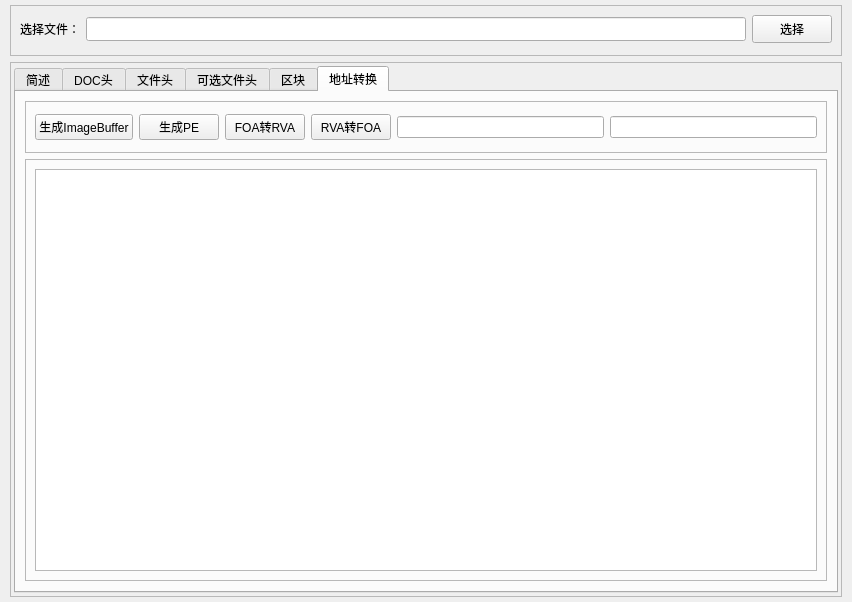
First picture: the form in PETools/mainwindow.ui, repository zhangjx00/qt-demo, before the edit.
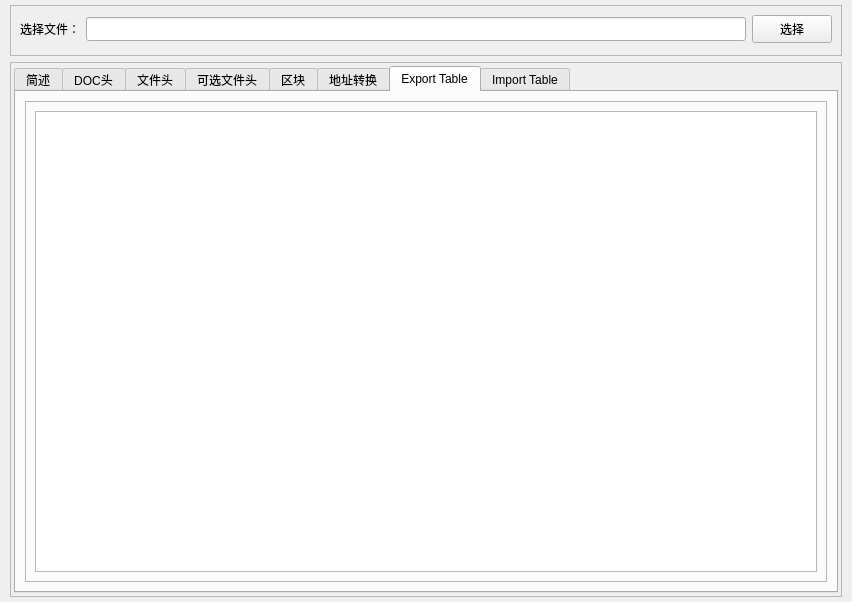
Second picture: the form after the edit. The open tabs and pages were chosen to show the change.

```diff
--- a/PETools/mainwindow.ui
+++ b/PETools/mainwindow.ui
@@ -367,14 +367,7 @@
                  </widget>
                 </item>
                 <item>
-                 <widget class="QPushButton" name="btnGenPE">
-                  <property name="text">
-                   <string>生成PE</string>
-                  </property>
-                 </widget>
-                </item>
-                <item>
-                 <widget class="QPushButton" name="pushButton_2">
+                 <widget class="QPushButton" name="btnFoa2Rva">
                   <property name="text">
                    <string>FOA转RVA</string>
                   </property>
@@ -413,6 +406,38 @@
              </item>
             </layout>
            </widget>
+           <widget class="QWidget" name="tabExportTable">
+            <attribute name="title">
+             <string>Export Table</string>
+            </attribute>
+            <layout class="QVBoxLayout" name="verticalLayout_10">
+             <item>
+              <widget class="QFrame" name="frame_7">
+               <property name="frameShape">
+                <enum>QFrame::StyledPanel</enum>
+               </property>
+               <property name="frameShadow">
+                <enum>QFrame::Raised</enum>
+               </property>
+               <layout class="QVBoxLayout" name="verticalLayout_11">
+                <item>
+                 <widget class="QPlainTextEdit" name="textExportTable"/>
+                </item>
+               </layout>
+              </widget>
+             </item>
+            </layout>
+           </widget>
+           <widget class="QWidget" name="tab_3">
+            <attribute name="title">
+             <string>Import Table</string>
+            </attribute>
+            <layout class="QVBoxLayout" name="verticalLayout_12">
+             <item>
+              <widget class="QPlainTextEdit" name="textImportable"/>
+             </item>
+            </layout>
+           </widget>
           </widget>
          </item>
         </layout>
```
Left out of the diff: 6 changed lines with no effect on the pictures.
